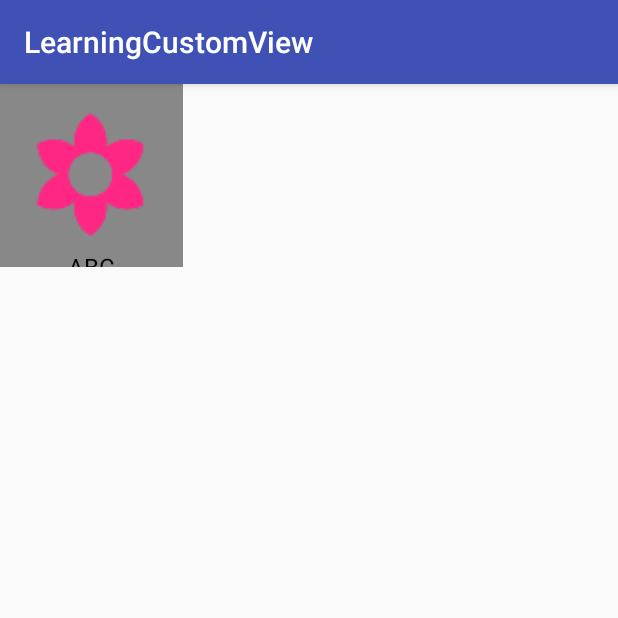
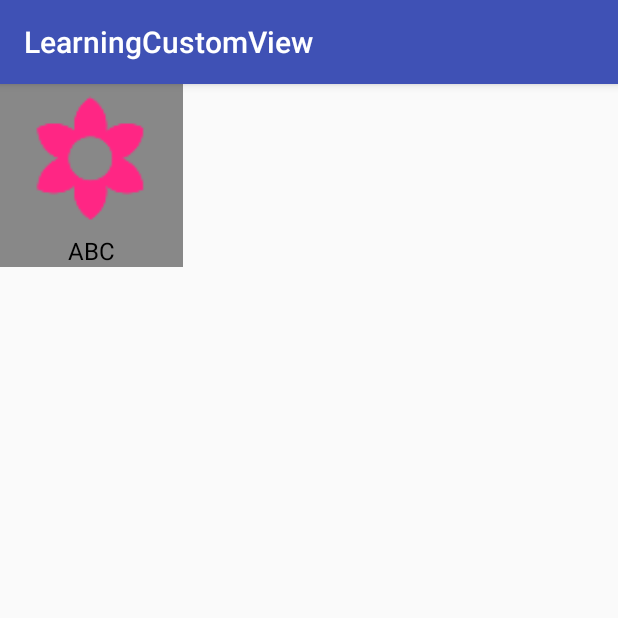
Before and after one commit to gaoyuyu/LearningCustomView, an Android app: the ColorfulBarActivity screen opened directly, with no data from a screen before it, on a phone screen of 412 x 824 dp, the top half of it. Run offline under Robolectric (Android 15) with nearby library versions, the phone set to English and light mode, and no system bars.

Commit message:
AnimItemV 添加动画

```diff
--- a/app/src/main/java/com/gaoyy/learningcustomview/view/AnimItemV.java
+++ b/app/src/main/java/com/gaoyy/learningcustomview/view/AnimItemV.java
@@ -1,5 +1,7 @@
 package com.gaoyy.learningcustomview.view;
 
+import android.animation.AnimatorSet;
+import android.animation.ObjectAnimator;
 import android.annotation.TargetApi;
 import android.content.Context;
 import android.graphics.Color;
@@ -17,6 +19,9 @@ import android.widget.TextView;
 
 public class AnimItemV extends ViewGroup
 {
+    private ImageView icon;
+    private TextView text;
+
     private static final String TAG = AnimItemV.class.getSimpleName();
 
     public AnimItemV(Context context)
@@ -102,7 +107,7 @@ public class AnimItemV extends ViewGroup
         Log.i(TAG, "onLayout height--->" + height);
 
 
-        ImageView icon = (ImageView) getChildAt(0);
+        icon = (ImageView) getChildAt(0);
         MarginLayoutParams iconMargin = (MarginLayoutParams) icon.getLayoutParams();
         int iconWidth = icon.getMeasuredWidth() + iconMargin.leftMargin + iconMargin.rightMargin;
         int iconHeight = icon.getMeasuredHeight() + iconMargin.topMargin + iconMargin.bottomMargin;
@@ -110,8 +115,9 @@ public class AnimItemV extends ViewGroup
 
 
 
-        TextView text = (TextView) getChildAt(1);
+        text = (TextView) getChildAt(1);
         text.setTextColor(Color.BLACK);
+        text.setAlpha(0.0f);
         MarginLayoutParams textMargin = (MarginLayoutParams) text.getLayoutParams();
         int textWidth = text.getMeasuredWidth() + textMargin.leftMargin + textMargin.rightMargin;
         int textHeight = text.getMeasuredHeight() + textMargin.topMargin + textMargin.bottomMargin;
@@ -161,8 +167,64 @@ public class AnimItemV extends ViewGroup
 //            text.layout(lc1,tc1-tc,rc1,bc1-tc);
             text.layout(lc1,tc1,rc1,bc1);
 
+        startAnim();
+        reverseAnim();
+
 
 //        }
+    }
+
+
+    public void startAnim()
+    {
+        MarginLayoutParams iconMargin = (MarginLayoutParams) icon.getLayoutParams();
+        int iconWidth = icon.getMeasuredWidth() + iconMargin.leftMargin + iconMargin.rightMargin;
+        int tc = (getWidth()- iconWidth)/2;
+
+        Log.e(TAG,"startAnim tc-->"+tc);
+        //icon Y轴向上移动tc
+        ObjectAnimator iconYAnim = ObjectAnimator.ofFloat(icon,"TranslationY",-tc).setDuration(1000);
+
+        //text透明度从0变到1
+        ObjectAnimator textAlphaAnim = ObjectAnimator.ofFloat(text,"Alpha",text.getAlpha(),1.0f).setDuration(1000);
+        //text Y轴向上移动tc
+        ObjectAnimator textYAnim = ObjectAnimator.ofFloat(text,"TranslationY",-tc).setDuration(1000);
+
+
+        AnimatorSet animatorSet = new AnimatorSet();
+        animatorSet.playTogether(iconYAnim,textAlphaAnim,textYAnim);
+        animatorSet.start();
+
+
+    }
+
+    public void reverseAnim()
+    {
+        MarginLayoutParams iconMargin = (MarginLayoutParams) icon.getLayoutParams();
+        int iconWidth = icon.getMeasuredWidth() + iconMargin.leftMargin + iconMargin.rightMargin;
+        int tc = (getWidth()- iconWidth)/2;
+
+        Log.e(TAG,"reverseAnim tc-->"+tc);
+
+
+        /**
+         *注意这里是0，因为是-tc+tc，所以是0
+         */
+        //icon Y轴向下移动0
+        ObjectAnimator iconYAnim = ObjectAnimator.ofFloat(icon,"TranslationY",0).setDuration(1000);
+
+        //text透明度从1变到0
+        ObjectAnimator textAlphaAnim = ObjectAnimator.ofFloat(text,"Alpha",text.getAlpha(),0.0f).setDuration(1000);
+        //text Y轴向下移动0
+        ObjectAnimator textYAnim = ObjectAnimator.ofFloat(text,"TranslationY",0).setDuration(1000);
+
+
+        AnimatorSet animatorSet = new AnimatorSet();
+        animatorSet.playTogether(iconYAnim,textAlphaAnim,textYAnim);
+        animatorSet.setStartDelay(2500);
+        animatorSet.start();
+
+//        invalidate();
     }
 
 
```
